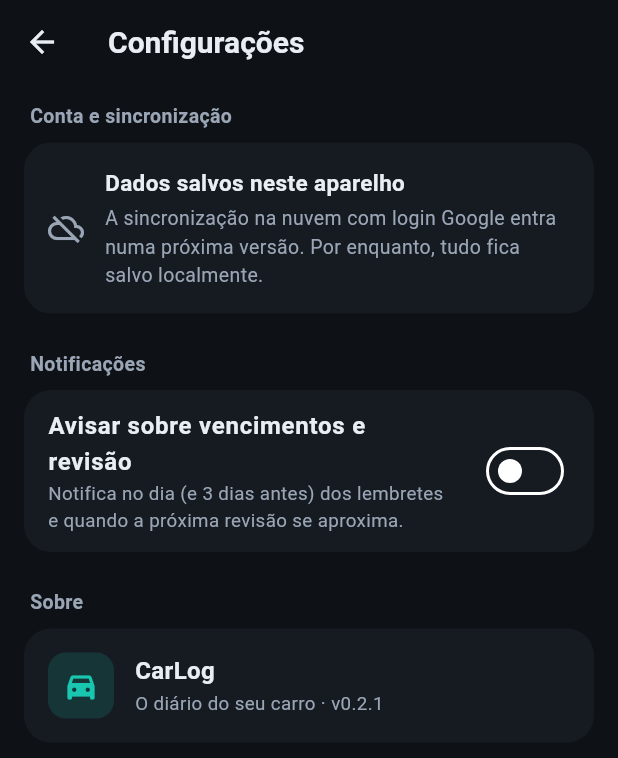
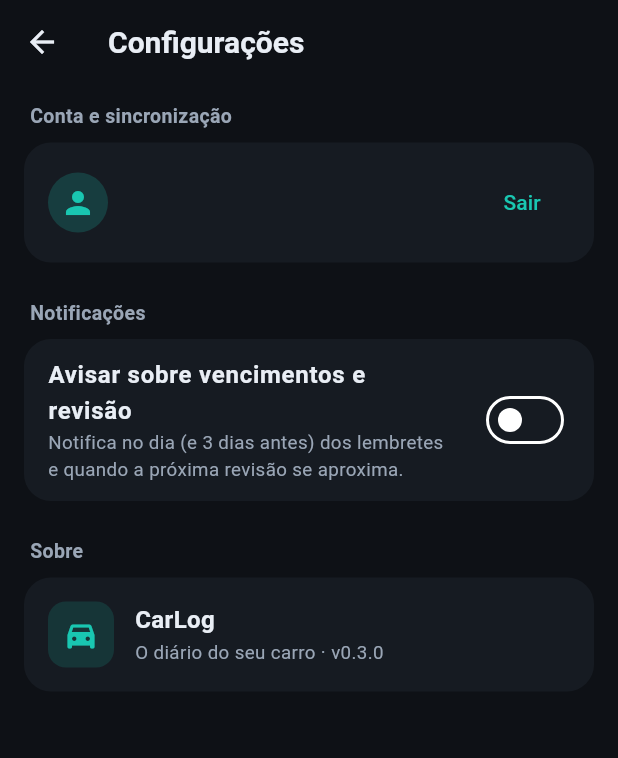
Before and after one commit to viniciostristao1/carlog_app, a Flutter app: the ConfigScreen screen opened directly, on a phone screen of 412 x 824 dp. Shown: the top 758 px of the screen. Run offline on Flutter 3.47's test engine with Material 3 defaults, Android fonts, the phone set to English and light mode, and no system bars; our stand-ins replace cloud_firestore, firebase_auth, firebase_core, flutter_local_notifications, flutter_riverpod, google_sign_in and 2 more; accounts and stored records are empty.

Commit message:
v0.3.0 — nuvem ligada (login Google + sync Firestore)
Firebase provisionado (projeto carlog-b4ef3): kFirebaseConfigured=true,
kGoogleServerClientId (Web client), firebase_options.dart real versionado.
Init por FirebaseOptions explícitas (sem o plugin google-services). SHA-1 da
keystore de upload registrado no Firebase. analyze limpo, testes 4/4.

Co-Authored-By: Claude Opus 4.8 <noreply@anthropic.com>

```diff
--- a/app/lib/features/config/config_screen.dart
+++ b/app/lib/features/config/config_screen.dart
@@ -55,7 +55,7 @@ class ConfigScreen extends ConsumerWidget {
                                 fontSize: 16,
                                 fontWeight: FontWeight.w700)),
                         SizedBox(height: 2),
-                        Text('O diário do seu carro · v0.2.1',
+                        Text('O diário do seu carro · v0.3.0',
                             style:
                                 TextStyle(color: AppColors.dim, fontSize: 12.5)),
                       ],
--- a/app/lib/firebase_config.dart
+++ b/app/lib/firebase_config.dart
@@ -5,8 +5,9 @@
 ///   1. provisionar o projeto Firebase (Auth Google + Firestore) — ver FIREBASE.md;
 ///   2. preencher `firebase_options.dart` com os valores reais;
 ///   3. preencher `kGoogleServerClientId` abaixo (Web client ID, oauth_client type 3).
-const bool kFirebaseConfigured = false;
+const bool kFirebaseConfigured = true;
 
 /// Web client ID (oauth_client type 3 do google-services.json). Necessário para o
 /// login Google nativo. Não é segredo (vai embutido no app de qualquer forma).
-const String kGoogleServerClientId = '';
+const String kGoogleServerClientId =
+    '214781359126-q2jdib8tuiq2j8cuao2nv6jh2oepgccd.apps.googleusercontent.com';
--- a/app/pubspec.yaml
+++ b/app/pubspec.yaml
@@ -4,7 +4,7 @@ publish_to: 'none'
 
 # versionName+versionCode. Ex.: 0.1.0+1 → versionName "0.1.0", versionCode 1.
 # O +N (versionCode) TEM de crescer a cada release. A tag do release = vX.Y.Z.
-version: 0.2.1+3
+version: 0.3.0+4
 
 environment:
   sdk: ^3.12.2
```
Also changed, not shown: app/lib/firebase_options.dart, 4 other files.
